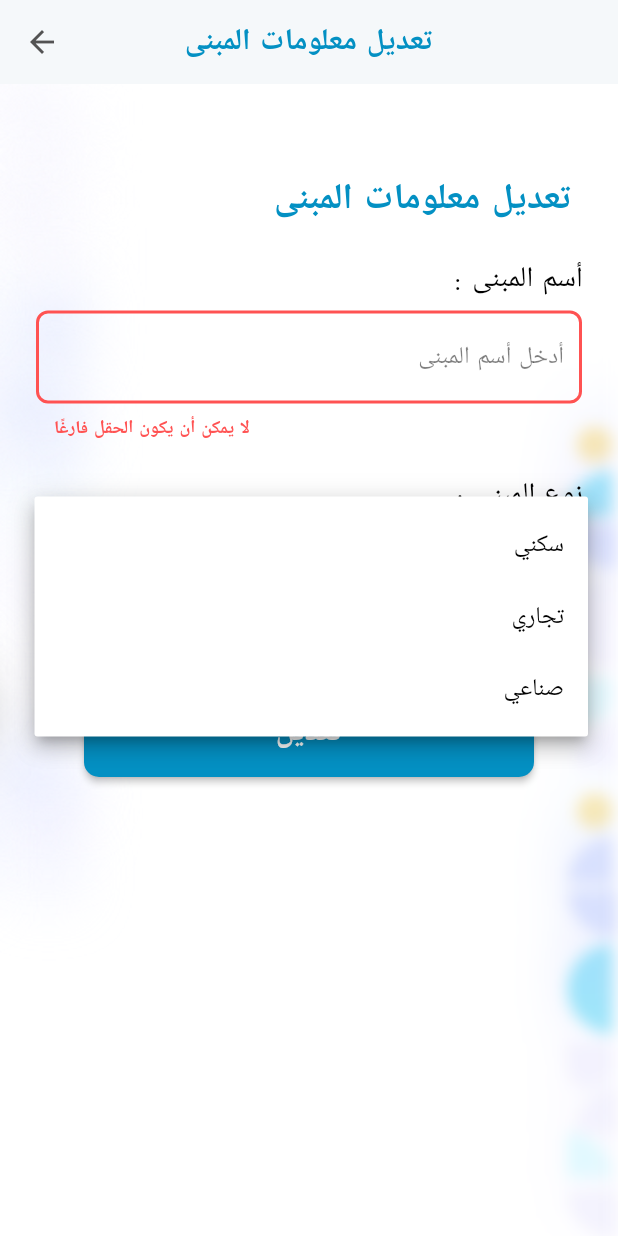
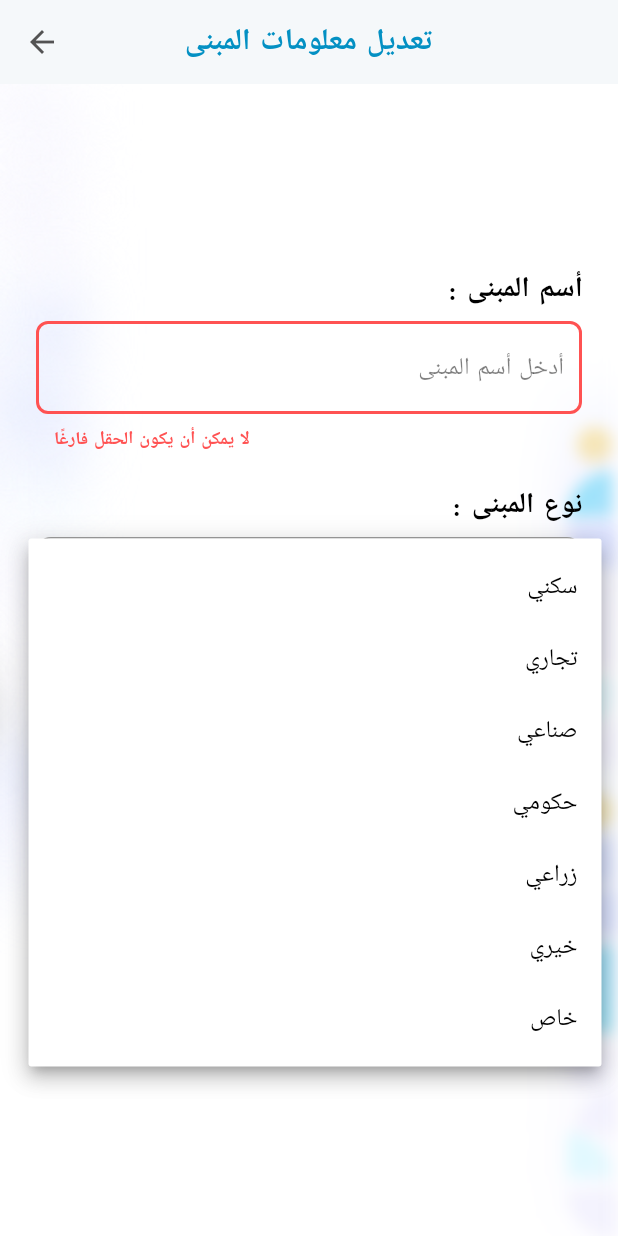
Before and after one commit to LenahAb/All_project9, a Flutter app: the EditBuildingScreen screen opened directly with empty values, after a tap on "تعديل", after a tap on the "arrow drop down" icon, on a phone screen of 412 x 824 dp. Run offline on Flutter 3.47's test engine with Material 2 defaults, Android fonts, the phone set to English and light mode, and no system bars; our stand-ins replace charts_flutter, cloud_firestore, firebase_auth, firebase_core, google_fonts, tuple; accounts and stored records are empty.

Commit message:
all_project5

```diff
--- a/lib/widget/widget_building/edit_building_form.dart
+++ b/lib/widget/widget_building/edit_building_form.dart
@@ -32,7 +32,10 @@ class _EditBuildingFormState extends State<EditBuildingForm> {
     'سكني',
     'تجاري',
     'صناعي',
-
+    'حكومي',
+    'زراعي',
+    'خيري',
+    'خاص',
   ];
   var _selectedFruit;
 
@@ -58,21 +61,21 @@ class _EditBuildingFormState extends State<EditBuildingForm> {
       child:SingleChildScrollView(
       child: Column(
         children: [
-          Column(
+        /* Column(
               mainAxisAlignment: MainAxisAlignment.end,
               children: [
 
                 Padding(padding: EdgeInsets.only(left: 140.0,top: 60.0),
                   child: Text(' تعديل معلومات المبنى',style: TextStyle(fontSize: 24, fontWeight: FontWeight.bold, color: Color(0xFF0390C3), letterSpacing: 2,),),
                 ),
-              ]),
-          Padding( padding: const EdgeInsets.only(left: 8.0,right: 8.0, bottom: 24.0,),
+              ]),*/
+          Padding( padding: const EdgeInsets.only(left: 8.0,right: 8.0, bottom: 24.0,top: 100),
 
             child: Column(crossAxisAlignment: CrossAxisAlignment.end,
               children: [
                 SizedBox(height: 24.0),
                 Text(': أسم المبنى',
-                  style: TextStyle(color: Colors.black, fontSize: 19.0, letterSpacing: 1,),),
+                  style: TextStyle(color: Colors.black,fontWeight: FontWeight.bold, fontSize: 19.0, letterSpacing: 1,),),
                 SizedBox(height: 8.0),
 
                 CustomFormField(
@@ -95,18 +98,26 @@ class _EditBuildingFormState extends State<EditBuildingForm> {
                 SizedBox(height: 24.0),
                 Text(
                   ': نوع المبنى',
-                  style: TextStyle(color: Colors.black, fontSize: 19.0, letterSpacing: 1,),
+                  style: TextStyle(color: Colors.black,fontWeight: FontWeight.bold, fontSize: 19.0, letterSpacing: 1,),
                 ),
+
+
+
+
                 SizedBox(height: 8.0),
-
-            Padding(padding: EdgeInsets.only(right: 20,left: 15),
+            Container(padding:  EdgeInsets.symmetric(horizontal: 10, vertical:15),
+              decoration: BoxDecoration(
+                  border: Border.all(color: Colors.black38, width:1),
+                  color: Colors.white,
+                  borderRadius: BorderRadius.circular(10)),
               child: DropdownButton(
                   dropdownColor: Colors.white,
                   style: TextStyle(color: Colors.black),
                   iconEnabledColor:Color(0xFF0390C3),
                   isExpanded: true,
                   isDense: true,
-
+                  iconSize: 34,
+                  underline: Container(),
                   /*
                   icon: Icon(Icons.arrow_drop_down,color: Colors.grey,),
 
@@ -176,6 +187,16 @@ class _EditBuildingFormState extends State<EditBuildingForm> {
                     });
 
                     Navigator.of(context).pop();
+                    ScaffoldMessenger.of(context).showSnackBar(
+                      SnackBar(
+                        backgroundColor: Colors.lightGreen,
+                        content: Text(
+                          "تم تعديل معلومات المبنى بنجاح",
+                          style: TextStyle(fontSize: 15.0),
+                          textAlign: TextAlign.right,
+                        ),
+                      ),
+                    );
                   }
                 },
                 child: Padding(
```
Also changed, not shown: lib/screens/screens_building/list_building_screen.dart (+2 -17 lines), lib/widget/widget_building/add_building_form.dart (+43 -5 lines), lib/widget/widget_device/add_device_form.dart (+16 -7 lines), lib/widget/widget_device/add_smart_form.dart (+14 -5 lines), lib/widget/widget_device/edit_Smart_form.dart (+11 -1 lines), lib/widget/widget_device/edit_device_form.dart (+20 -3 lines).
